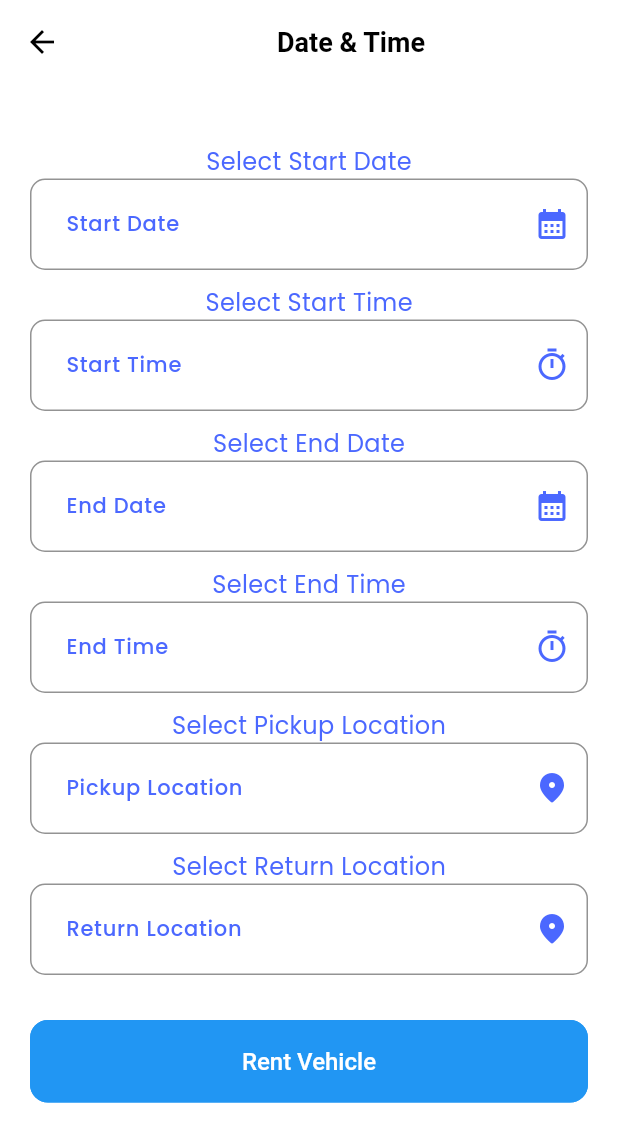
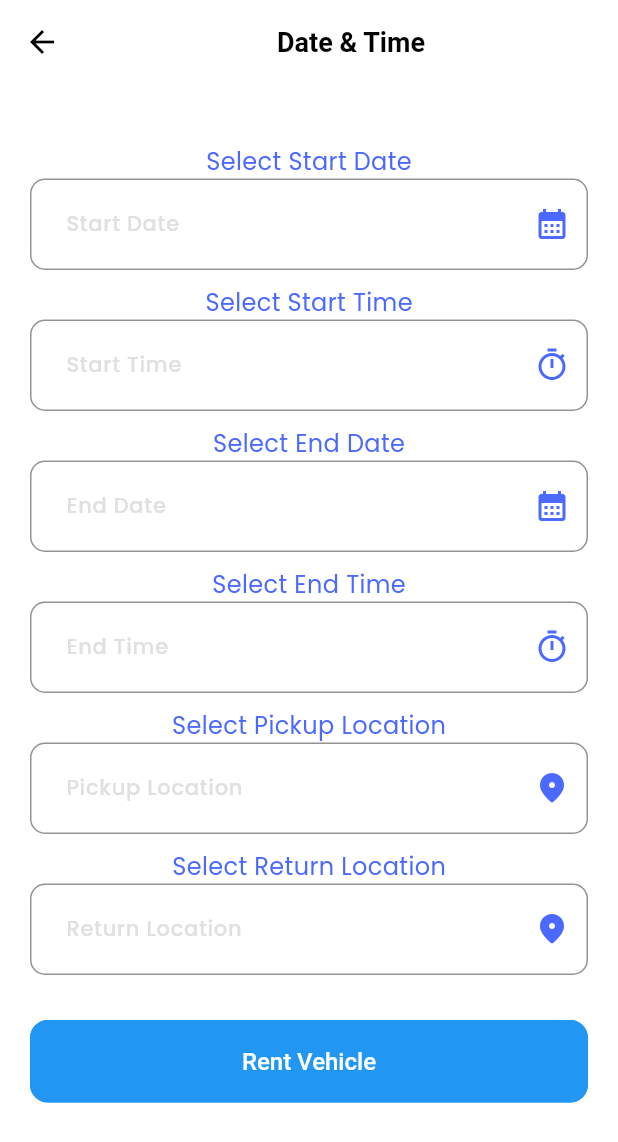
Before and after one commit to gnklakshan/KarConnect, a Flutter app: the RentSpecifications screen opened directly, on a phone screen of 412 x 824 dp. Shown: the top 1142 px of the screen. Run offline on Flutter 3.47's test engine with Material 3 defaults, Android fonts, the light colour scheme and no system bars; our stand-ins replace cloud_firestore, firebase_auth, firebase_core, get, get_storage, iconsax and 2 more; accounts and stored records are empty.

Commit message:
Slight Color Changes

```diff
--- a/lib/features/rent_features/screens/vehicle_details/rent_specifications.dart
+++ b/lib/features/rent_features/screens/vehicle_details/rent_specifications.dart
@@ -80,7 +80,7 @@ class _RentSpecificationsState extends State<RentSpecifications> {
                         contentPadding: EdgeInsets.fromLTRB(20, 20, 20, 20),
                         hintText: "Start Date",
                         hintStyle: TextStyle(
-                            color: dark ? TColors.white : TColors.primary),
+                            fontSize: TSizes.fontSizeSm, color: TColors.grey),
                         errorStyle: TextStyle(color: Colors.redAccent),
                         errorBorder: OutlineInputBorder(
                             borderRadius: BorderRadius.circular(10),
@@ -134,7 +134,7 @@ class _RentSpecificationsState extends State<RentSpecifications> {
                         contentPadding: EdgeInsets.fromLTRB(20, 20, 20, 20),
                         hintText: "Start Time",
                         hintStyle: TextStyle(
-                            color: dark ? TColors.white : TColors.primary),
+                            fontSize: TSizes.fontSizeSm, color: TColors.grey),
                         errorStyle: TextStyle(color: Colors.redAccent),
                         errorBorder: OutlineInputBorder(
                             borderRadius: BorderRadius.circular(10),
@@ -193,7 +193,7 @@ class _RentSpecificationsState extends State<RentSpecifications> {
                         contentPadding: EdgeInsets.fromLTRB(20, 20, 20, 20),
                         hintText: "End Date",
                         hintStyle: TextStyle(
-                            color: dark ? TColors.white : TColors.primary),
+                            fontSize: TSizes.fontSizeSm, color: TColors.grey),
                         errorStyle: TextStyle(color: Colors.redAccent),
                         errorBorder: OutlineInputBorder(
                             borderRadius: BorderRadius.circular(10),
@@ -247,7 +247,7 @@ class _RentSpecificationsState extends State<RentSpecifications> {
                         contentPadding: EdgeInsets.fromLTRB(20, 20, 20, 20),
                         hintText: "End Time",
                         hintStyle: TextStyle(
-                            color: dark ? TColors.white : TColors.primary),
+                            fontSize: TSizes.fontSizeSm, color: TColors.grey),
                         errorStyle: TextStyle(color: Colors.redAccent),
                         errorBorder: OutlineInputBorder(
                             borderRadius: BorderRadius.circular(10),
@@ -295,7 +295,7 @@ class _RentSpecificationsState extends State<RentSpecifications> {
                         contentPadding: EdgeInsets.fromLTRB(20, 20, 20, 20),
                         hintText: "Pickup Location",
                         hintStyle: TextStyle(
-                            color: dark ? TColors.white : TColors.primary),
+                            fontSize: TSizes.fontSizeSm, color: TColors.grey),
                         errorStyle: TextStyle(color: Colors.redAccent),
                         errorBorder: OutlineInputBorder(
                             borderRadius: BorderRadius.circular(10),
@@ -349,7 +349,7 @@ class _RentSpecificationsState extends State<RentSpecifications> {
                         contentPadding: EdgeInsets.all(20),
                         hintText: "Return Location",
                         hintStyle: TextStyle(
-                            color: dark ? TColors.white : TColors.primary),
+                            fontSize: TSizes.fontSizeSm, color: TColors.grey),
                         errorStyle: TextStyle(color: Colors.redAccent),
                         errorBorder: OutlineInputBorder(
                             borderRadius: BorderRadius.circular(10),
```
